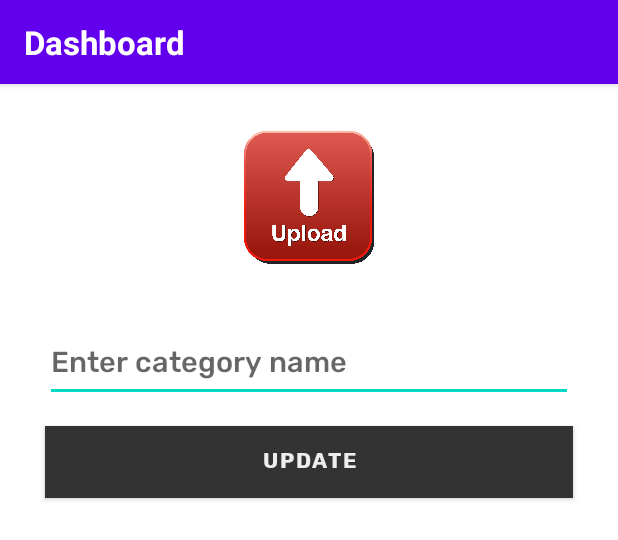
After one commit to Sayyed-Abrar-Akhtar/E-commerce-clothing-app, an Android app: the layout activity_category_create_update.xml on its own in the app's theme, with its tools: preview values and no code run, on a phone screen of 412 x 824 dp. The commit adds this screen. Shown: the top 540 px of the screen. Run offline under Robolectric (Android 15) with nearby library versions, the phone set to English and light mode, and no system bars.

Commit message:
Added function for user to create and update category

```diff
--- a/app/src/main/AndroidManifest.xml
+++ b/app/src/main/AndroidManifest.xml
@@ -21,7 +21,8 @@
         android:supportsRtl="true"
         android:theme="@style/Theme.OnlineClothingApplication"
         android:usesCleartextTraffic="true">
-        <activity android:name=".ui.AdminShowAllProductActivity"></activity>
+        <activity android:name=".ui.CategoryCreateUpdateActivity"></activity>
+        <activity android:name=".ui.AdminShowAllProductActivity" />
         <activity android:name=".ui.ShippingActivity" />
         <activity android:name=".ui.ShowAllActivity" />
         <activity android:name=".ui.ProductCreateUpdateActivity" />
--- a/app/src/main/java/com/sayyed/onlineclothingapplication/adapter/CategoryAdapter.kt
+++ b/app/src/main/java/com/sayyed/onlineclothingapplication/adapter/CategoryAdapter.kt
@@ -13,6 +13,7 @@ import com.bumptech.glide.request.RequestOptions
 import com.sayyed.onlineclothingapplication.R
 import com.sayyed.onlineclothingapplication.eventlistener.OnCategoryClickListener
 import com.sayyed.onlineclothingapplication.models.Category
+import com.sayyed.onlineclothingapplication.utils.FileUpload
 import kotlin.collections.ArrayList
 
 class CategoryAdapter (
@@ -36,7 +37,7 @@ class CategoryAdapter (
                 .diskCacheStrategy(DiskCacheStrategy.ALL)
                 .override(600, 120)
         Glide.with(context)
-                .load(category.image)
+                .load(FileUpload.checkImageString(category.image))
                 .apply(requestOptions)
                 .into(holder.imageViewCategoryImg)
 
--- a/app/src/main/java/com/sayyed/onlineclothingapplication/ui/AdminShowAllProductActivity.kt
+++ b/app/src/main/java/com/sayyed/onlineclothingapplication/ui/AdminShowAllProductActivity.kt
@@ -4,6 +4,7 @@ import android.content.Intent
 import androidx.appcompat.app.AppCompatActivity
 import android.os.Bundle
 import android.util.Log
+import android.view.Menu
 import android.view.View
 import android.widget.Toast
 import androidx.appcompat.app.ActionBarDrawerToggle
--- a/app/src/main/java/com/sayyed/onlineclothingapplication/ui/NavigationDrawerSetup.kt
+++ b/app/src/main/java/com/sayyed/onlineclothingapplication/ui/NavigationDrawerSetup.kt
@@ -1,8 +1,10 @@
 package com.sayyed.onlineclothingapplication.ui
 
+import android.content.ClipData
 import android.content.Context
 import android.content.Intent
 import android.content.SharedPreferences
+import android.view.MenuItem
 import android.view.View
 import android.widget.TextView
 import android.widget.Toast
@@ -130,4 +132,7 @@ class NavigationDrawerSetup : AppCompatActivity() {
         val settings: SharedPreferences = context.getSharedPreferences("LoginPreference", MODE_PRIVATE)
         settings.edit().clear().commit()
     }
+
+
+
 }
--- /dev/null
+++ b/app/src/main/res/layout/activity_category_create_update.xml
@@ -0,0 +1,120 @@
+<?xml version="1.0" encoding="utf-8"?>
+<layout  xmlns:android="http://schemas.android.com/apk/res/android"
+    xmlns:app="http://schemas.android.com/apk/res-auto"
+    xmlns:tools="http://schemas.android.com/tools">
+
+    <data>
+        <variable
+            name="categoryViewModel"
+            type="com.sayyed.onlineclothingapplication.viewmodel.CategoryViewModel" />
+    </data>
+    <androidx.drawerlayout.widget.DrawerLayout
+        android:id="@+id/drawer"
+        android:layout_width="match_parent"
+        android:layout_height="match_parent"
+        tools:context=".ui.CategoryCreateUpdateActivity">
+
+
+        <androidx.constraintlayout.widget.ConstraintLayout
+            android:layout_width="match_parent"
+            android:layout_height="match_parent"
+            tools:context=".ui.CategoryCreateUpdateActivity">
+
+            <com.google.android.material.appbar.AppBarLayout
+                android:id="@+id/appBarLayout"
+                android:layout_width="0dp"
+                android:layout_height="wrap_content"
+                android:theme="@style/ThemeOverlay.MaterialComponents.Dark.ActionBar"
+                app:layout_constraintEnd_toEndOf="parent"
+                app:layout_constraintStart_toStartOf="parent"
+                app:layout_constraintTop_toTopOf="parent">
+
+                <androidx.appcompat.widget.Toolbar
+                    android:id="@+id/toolbar"
+                    android:layout_width="match_parent"
+                    android:layout_height="wrap_content"
+                    app:popupTheme="@style/Theme.AppCompat">
+
+                    <TextView
+                        android:id="@+id/tvToolbarTitle"
+                        android:layout_width="match_parent"
+                        android:layout_height="match_parent"
+                        android:text="Dashboard"
+                        android:textColor="@color/white"
+                        android:textSize="22sp"
+                        android:textStyle="bold" />
+                </androidx.appcompat.widget.Toolbar>
+
+
+            </com.google.android.material.appbar.AppBarLayout>
+
+            <ImageView
+                android:id="@+id/imgCategory"
+                android:layout_width="100dp"
+                android:layout_height="100dp"
+                android:layout_marginBottom="5dp"
+                android:layout_marginRight="30dp"
+                android:layout_marginLeft="30dp"
+                android:layout_marginStart="30dp"
+                android:layout_marginEnd="30dp"
+                android:layout_marginTop="25dp"
+                android:scaleType="centerCrop"
+                android:src="@drawable/imageupload"
+                app:layout_constraintEnd_toEndOf="parent"
+                app:layout_constraintStart_toStartOf="parent"
+                app:layout_constraintTop_toBottomOf="@+id/appBarLayout" />
+
+
+            <EditText
+                android:id="@+id/etCategoryName"
+                android:layout_width="match_parent"
+                android:layout_height="wrap_content"
+                android:layout_marginStart="30dp"
+                android:layout_marginLeft="30dp"
+                android:layout_marginTop="36dp"
+                android:layout_marginEnd="30dp"
+                android:layout_marginRight="30dp"
+                android:fontFamily="@font/rubik_medium"
+                android:hint="@string/enter_category_name"
+                android:inputType="text"
+                android:text=""
+                android:textColor="#333"
+                android:textSize="19sp"
+                app:layout_constraintEnd_toEndOf="parent"
+                app:layout_constraintHorizontal_bias="0.0"
+                app:layout_constraintStart_toStartOf="parent"
+                app:layout_constraintTop_toBottomOf="@+id/imgCategory" />
+
+            <Button
+                android:id="@+id/btnCreateAndUpdate"
+                android:layout_width="match_parent"
+                android:layout_height="wrap_content"
+                android:layout_marginStart="30dp"
+                android:layout_marginLeft="30dp"
+                android:layout_marginTop="16dp"
+                android:layout_marginEnd="30dp"
+                android:layout_marginRight="30dp"
+                android:background="#333"
+                android:fontFamily="@font/rubik_bold"
+                android:text="@string/update"
+                android:textColor="#eee"
+                app:backgroundTint="#333"
+                app:layout_constraintEnd_toEndOf="parent"
+                app:layout_constraintHorizontal_bias="0.0"
+                app:layout_constraintStart_toStartOf="parent"
+                app:layout_constraintTop_toBottomOf="@+id/etCategoryName"
+                tools:targetApi="lollipop" />
+
+
+        </androidx.constraintlayout.widget.ConstraintLayout>
+        <com.google.android.material.navigation.NavigationView
+            android:id="@+id/navigationView"
+            android:layout_width="wrap_content"
+            android:layout_height="match_parent"
+            app:headerLayout="@layout/header_layout"
+            app:menu="@menu/menu_navigation"
+            android:layout_gravity="start" />
+
+    </androidx.drawerlayout.widget.DrawerLayout>
+
+</layout>
--- a/app/src/main/res/values/strings.xml
+++ b/app/src/main/res/values/strings.xml
@@ -61,5 +61,7 @@
     <string name="enter_username">Enter Username</string>
     <string name="enter_password_again">Enter password again</string>
     <string name="tshirt">&#128090;</string>
+    <string name="discard">Discard</string>
+    <string name="enter_category_name" >Enter category name</string>
 
 </resources>
```
Also changed, not shown: app/src/main/java/com/sayyed/onlineclothingapplication/api/CategoryApi.kt (+25 -5 lines), app/src/main/java/com/sayyed/onlineclothingapplication/repository/CategoryRepository.kt (+32 -4 lines), app/src/main/java/com/sayyed/onlineclothingapplication/response/CategoryDetailResponse.kt (added, +8 -0 lines), app/src/main/java/com/sayyed/onlineclothingapplication/ui/AdminActivity.kt (+10 -0 lines), app/src/main/java/com/sayyed/onlineclothingapplication/ui/CategoryCreateUpdateActivity.kt (added, +329 -0 lines), app/src/main/java/com/sayyed/onlineclothingapplication/ui/ProductCreateUpdateActivity.kt (+57 -10 lines), app/src/main/java/com/sayyed/onlineclothingapplication/viewmodel/CategoryViewModel.kt (+31 -0 lines), app/src/main/res/layout/activity_product_create_update.xml (+23 -2 lines).
